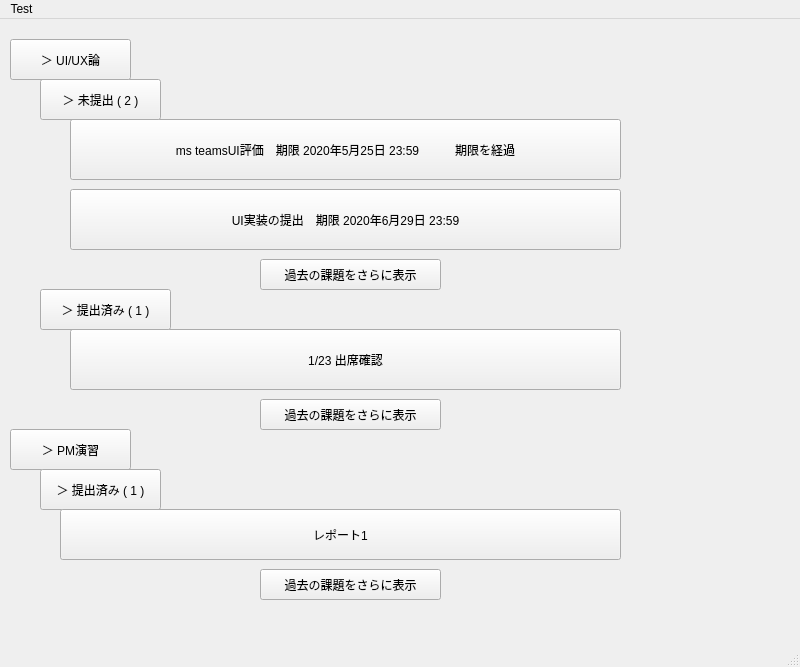
The window that assignment_list/assignment_list.ui (e165752/Proposal_UI_team3) describes before a commit, drawn with Qt 5.
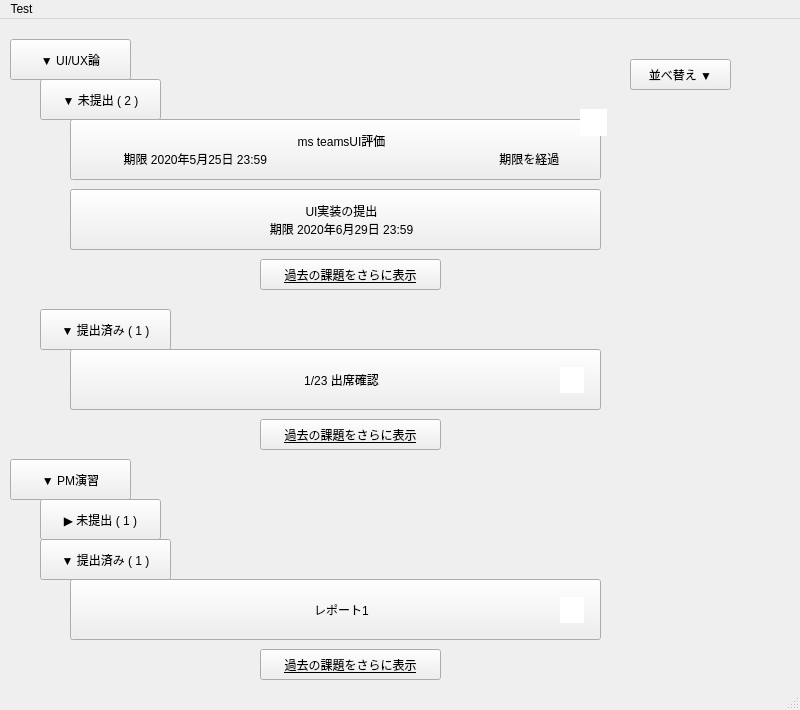
The same window after the commit. Icons and pictures are not drawn.

The edit to the form file:
```diff
--- a/assignment_list/assignment_list.ui
+++ b/assignment_list/assignment_list.ui
@@ -7,7 +7,7 @@
     <x>0</x>
     <y>0</y>
     <width>800</width>
-    <height>667</height>
+    <height>710</height>
    </rect>
   </property>
   <property name="windowTitle">
@@ -19,7 +19,7 @@
      <rect>
       <x>70</x>
       <y>100</y>
-      <width>551</width>
+      <width>531</width>
       <height>61</height>
      </rect>
     </property>
@@ -27,7 +27,8 @@
      <string notr="true"/>
     </property>
     <property name="text">
-     <string>ms teamsUI評価　期限 2020年5月25日 23:59　　　期限を経過</string>
+     <string>　ms teamsUI評価
+　期限 2020年5月25日 23:59　　　                                                           期限を経過</string>
     </property>
    </widget>
    <widget class="QPushButton" name="task2">
@@ -35,32 +36,39 @@
      <rect>
       <x>70</x>
       <y>170</y>
-      <width>551</width>
+      <width>531</width>
       <height>61</height>
      </rect>
     </property>
+    <property name="styleSheet">
+     <string notr="true"/>
+    </property>
     <property name="text">
-     <string>UI実装の提出　期限 2020年6月29日 23:59</string>
+     <string>　UI実装の提出
+　期限 2020年6月29日 23:59</string>
     </property>
    </widget>
    <widget class="QPushButton" name="task3">
     <property name="geometry">
      <rect>
       <x>70</x>
-      <y>310</y>
-      <width>551</width>
+      <y>330</y>
+      <width>531</width>
       <height>61</height>
      </rect>
     </property>
+    <property name="styleSheet">
+     <string notr="true"/>
+    </property>
     <property name="text">
-     <string>1/23 出席確認</string>
+     <string>　1/23 出席確認</string>
     </property>
    </widget>
    <widget class="QPushButton" name="past_assignment">
     <property name="geometry">
      <rect>
       <x>260</x>
-      <y>550</y>
+      <y>630</y>
       <width>181</width>
       <height>31</height>
      </rect>
@@ -71,6 +79,11 @@
       <verstretch>0</verstretch>
      </sizepolicy>
     </property>
+    <property name="font">
+     <font>
+      <underline>true</underline>
+     </font>
+    </property>
     <property name="text">
      <string>過去の課題をさらに表示</string>
     </property>
@@ -85,20 +98,20 @@
      </rect>
     </property>
     <property name="text">
-     <string>＞ 未提出 ( 2 )</string>
+     <string>▼ 未提出 ( 2 )</string>
     </property>
    </widget>
    <widget class="QPushButton" name="submitted">
     <property name="geometry">
      <rect>
       <x>40</x>
-      <y>270</y>
+      <y>290</y>
       <width>131</width>
       <height>41</height>
      </rect>
     </property>
     <property name="text">
-     <string>＞ 提出済み ( 1 )</string>
+     <string>▼ 提出済み ( 1 )</string>
     </property>
    </widget>
    <widget class="QPushButton" name="team1">
@@ -111,53 +124,43 @@
      </rect>
     </property>
     <property name="text">
-     <string>＞ UI/UX論</string>
+     <string>▼ UI/UX論</string>
     </property>
    </widget>
    <widget class="QPushButton" name="team2">
     <property name="geometry">
      <rect>
       <x>10</x>
-      <y>410</y>
+      <y>440</y>
       <width>121</width>
       <height>41</height>
      </rect>
     </property>
     <property name="text">
-     <string>＞ PM演習</string>
+     <string>▼ PM演習</string>
     </property>
    </widget>
-   <widget class="QPushButton" name="not_submitted_2">
+   <widget class="QPushButton" name="task4">
     <property name="geometry">
      <rect>
-      <x>40</x>
-      <y>450</y>
-      <width>121</width>
-      <height>41</height>
+      <x>70</x>
+      <y>560</y>
+      <width>531</width>
+      <height>61</height>
      </rect>
     </property>
-    <property name="text">
-     <string>＞ 提出済み ( 1 )</string>
+    <property name="styleSheet">
+     <string notr="true"/>
     </property>
-   </widget>
-   <widget class="QPushButton" name="task3_2">
-    <property name="geometry">
-     <rect>
-      <x>60</x>
-      <y>490</y>
-      <width>561</width>
-      <height>51</height>
-     </rect>
-    </property>
     <property name="text">
-     <string>レポート1</string>
+     <string>　レポート1</string>
     </property>
    </widget>
    <widget class="QPushButton" name="past_assignment_2">
     <property name="geometry">
      <rect>
       <x>260</x>
-      <y>380</y>
+      <y>400</y>
       <width>181</width>
       <height>31</height>
      </rect>
@@ -168,6 +171,14 @@
       <verstretch>0</verstretch>
      </sizepolicy>
     </property>
+    <property name="font">
+     <font>
+      <underline>true</underline>
+     </font>
+    </property>
+    <property name="styleSheet">
+     <string notr="true"/>
+    </property>
     <property name="text">
      <string>過去の課題をさらに表示</string>
     </property>
@@ -187,10 +198,105 @@
       <verstretch>0</verstretch>
      </sizepolicy>
     </property>
+    <property name="font">
+     <font>
+      <underline>true</underline>
+     </font>
+    </property>
+    <property name="styleSheet">
+     <string notr="true"/>
+    </property>
     <property name="text">
      <string>過去の課題をさらに表示</string>
     </property>
    </widget>
+   <widget class="QPushButton" name="sort">
+    <property name="geometry">
+     <rect>
+      <x>630</x>
+      <y>40</y>
+      <width>101</width>
+      <height>31</height>
+     </rect>
+    </property>
+    <property name="styleSheet">
+     <string notr="true"/>
+    </property>
+    <property name="text">
+     <string>並べ替え ▼</string>
+    </property>
+   </widget>
+   <widget class="QPushButton" name="not_submitted_2">
+    <property name="geometry">
+     <rect>
+      <x>40</x>
+      <y>480</y>
+      <width>121</width>
+      <height>41</height>
+     </rect>
+    </property>
+    <property name="text">
+     <string>▶︎ 未提出 ( 1 )</string>
+    </property>
+   </widget>
+   <widget class="QPushButton" name="submitted_2">
+    <property name="geometry">
+     <rect>
+      <x>40</x>
+      <y>520</y>
+      <width>131</width>
+      <height>41</height>
+     </rect>
+    </property>
+    <property name="styleSheet">
+     <string notr="true"/>
+    </property>
+    <property name="text">
+     <string>▼ 提出済み ( 1 )</string>
+    </property>
+   </widget>
+   <widget class="QGraphicsView" name="icon">
+    <property name="geometry">
+     <rect>
+      <x>580</x>
+      <y>90</y>
+      <width>27</width>
+      <height>27</height>
+     </rect>
+    </property>
+    <property name="styleSheet">
+     <string notr="true">background-image:url(&quot;icon.png&quot;);
+border: 0px;</string>
+    </property>
+   </widget>
+   <widget class="QGraphicsView" name="graphicsView">
+    <property name="geometry">
+     <rect>
+      <x>560</x>
+      <y>348</y>
+      <width>24</width>
+      <height>26</height>
+     </rect>
+    </property>
+    <property name="styleSheet">
+     <string notr="true">background-image:url(&quot;check.png&quot;);
+border: 0px;</string>
+    </property>
+   </widget>
+   <widget class="QGraphicsView" name="graphicsView_2">
+    <property name="geometry">
+     <rect>
+      <x>560</x>
+      <y>578</y>
+      <width>24</width>
+      <height>26</height>
+     </rect>
+    </property>
+    <property name="styleSheet">
+     <string notr="true">background-image:url(&quot;check.png&quot;);
+border: 0px;</string>
+    </property>
+   </widget>
   </widget>
   <widget class="QMenuBar" name="menubar">
    <property name="geometry">
```
